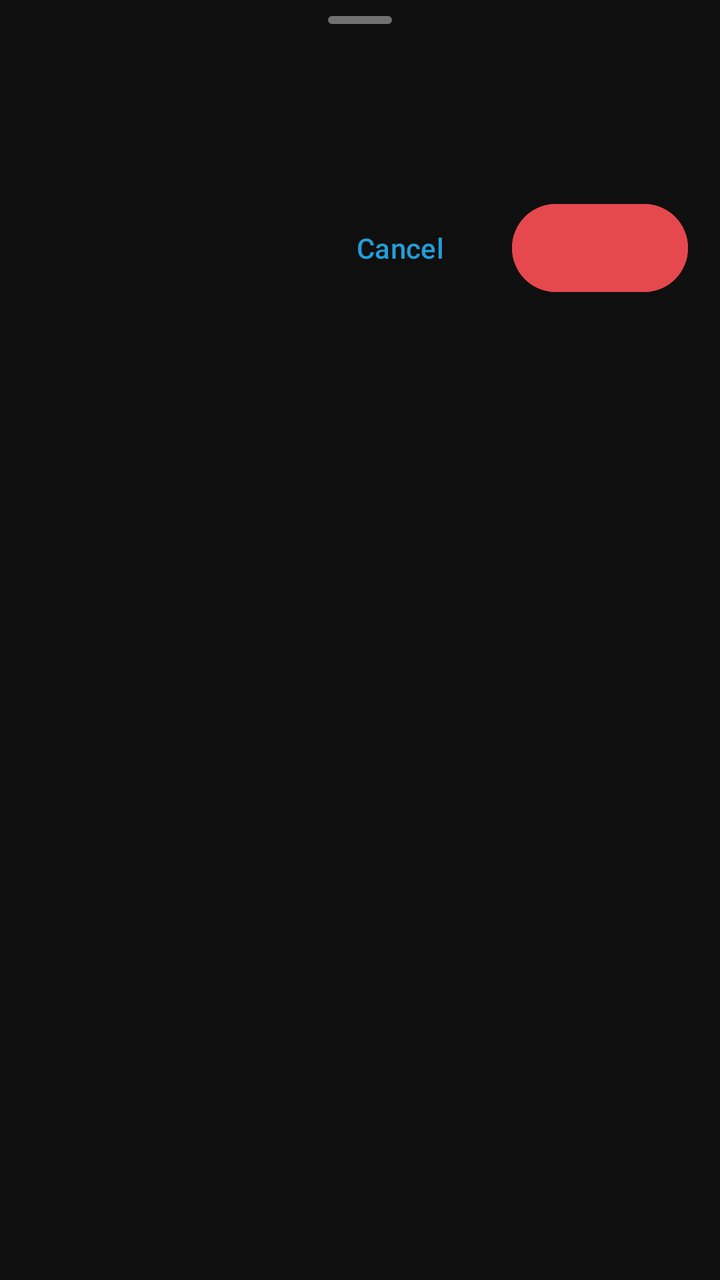
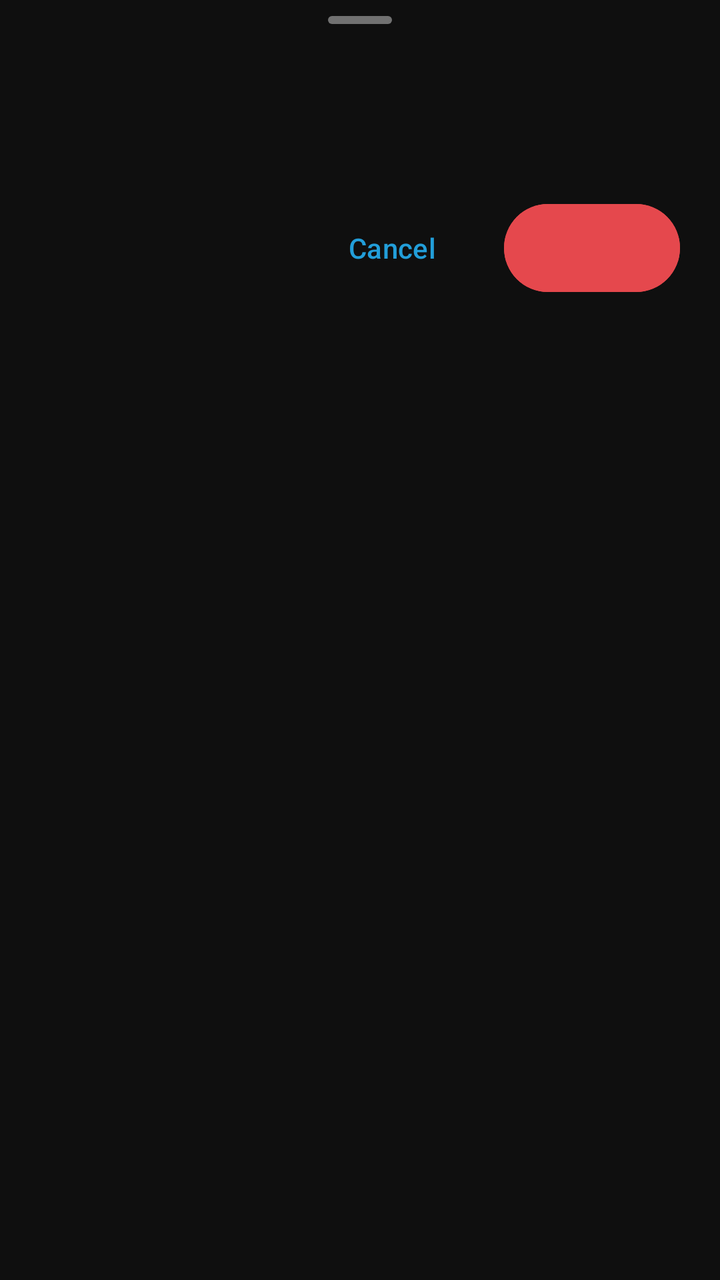

Compare the two renders of this Android layout. The source of the first and the diff that turns it into the second are given below.
<!-- AndroidManifest.xml: application theme Theme.NobiStream -->
<!-- res/layout/layout_bottom_sheet_confirm.xml -->
<?xml version="1.0" encoding="utf-8"?>
<LinearLayout xmlns:android="http://schemas.android.com/apk/res/android"
    android:layout_width="match_parent"
    android:layout_height="wrap_content"
    android:orientation="vertical"
    android:paddingBottom="@dimen/spacing_24">

    <View
        android:layout_width="@dimen/bottom_sheet_handle_width"
        android:layout_height="@dimen/bottom_sheet_handle_height"
        android:layout_gravity="center_horizontal"
        android:layout_marginTop="@dimen/spacing_8"
        android:background="@drawable/bg_handle" />

    <TextView
        android:id="@+id/confirmTitle"
        style="@style/Text.NobiStream.Title"
        android:layout_width="match_parent"
        android:layout_height="wrap_content"
        android:paddingStart="@dimen/spacing_16"
        android:paddingTop="@dimen/spacing_16"
        android:paddingEnd="@dimen/spacing_16" />

    <TextView
        android:id="@+id/confirmBody"
        style="@style/Text.NobiStream.BodySecondary"
        android:layout_width="match_parent"
        android:layout_height="wrap_content"
        android:paddingStart="@dimen/spacing_16"
        android:paddingTop="@dimen/spacing_8"
        android:paddingEnd="@dimen/spacing_16" />

    <LinearLayout
        android:layout_width="match_parent"
        android:layout_height="wrap_content"
        android:layout_marginTop="@dimen/spacing_16"
        android:gravity="end"
        android:orientation="horizontal"
        android:paddingStart="@dimen/spacing_16"
        android:paddingEnd="@dimen/spacing_16">

        <com.google.android.material.button.MaterialButton
            android:id="@+id/confirmCancelButton"
            style="@style/Widget.NobiStream.Button.Text"
            android:layout_width="wrap_content"
            android:layout_height="wrap_content"
            android:text="@string/home_cancel" />

        <com.google.android.material.button.MaterialButton
            android:id="@+id/confirmButton"
            style="@style/Widget.NobiStream.Button.DangerFilled"
            android:layout_width="wrap_content"
            android:layout_height="wrap_content"
            android:layout_marginStart="@dimen/spacing_12" />
    </LinearLayout>
</LinearLayout>
<!-- resources referenced by this layout -->
<resources>
  <dimen name="bottom_sheet_handle_height">4dp</dimen>
  <dimen name="bottom_sheet_handle_width">32dp</dimen>
  <dimen name="spacing_12">12dp</dimen>
  <dimen name="spacing_16">16dp</dimen>
  <dimen name="spacing_24">24dp</dimen>
  <dimen name="spacing_8">8dp</dimen>
  <!-- drawable bg_handle (drawable) -->
  <?xml version="1.0" encoding="utf-8"?>
  <shape xmlns:android="http://schemas.android.com/apk/res/android"
      android:shape="rectangle">
      <solid android:color="@color/outline" />
      <corners android:radius="@dimen/corner_full" />
  </shape>
  <string name="home_cancel">Cancel</string>
  <style name="Text.NobiStream.BodySecondary" parent="TextAppearance.Material3.BodyMedium">
          <item name="android:textSize">@dimen/text_body</item>
          <item name="android:textColor">@color/text_secondary</item>
      </style>
  <style name="Text.NobiStream.Title" parent="TextAppearance.Material3.TitleLarge">
          <item name="android:textSize">@dimen/text_title</item>
          <item name="android:textColor">@color/text_primary</item>
      </style>
  <style name="Widget.NobiStream.Button.DangerFilled" parent="Widget.Material3.Button">
          <item name="android:minHeight">@dimen/button_height</item>
          <item name="android:backgroundTint">@color/error</item>
          <item name="android:textColor">@color/on_error</item>
          <item name="cornerRadius">@dimen/corner_full</item>
      </style>
  <style name="Widget.NobiStream.Button.Text" parent="Widget.Material3.Button.TextButton">
          <item name="android:minHeight">@dimen/button_height_small</item>
          <item name="android:textColor">@color/primary</item>
      </style>
  <color name="outline">#717171</color>
  <dimen name="corner_full">999dp</dimen>
  <dimen name="text_body">14sp</dimen>
  <color name="text_secondary">#AAAAAA</color>
  <dimen name="text_title">20sp</dimen>
  <color name="text_primary">#F1F1F1</color>
  <dimen name="button_height">52dp</dimen>
  <color name="error">#E5484D</color>
  <color name="on_error">#FFFFFF</color>
  <dimen name="button_height_small">48dp</dimen>
  <color name="primary">#229ED9</color>
  <color name="primary_dark">#1B7FB8</color>
  <color name="background">#0F0F0F</color>
  <color name="surface">#212121</color>
  <color name="surface_variant">#272727</color>
  <color name="on_surface_variant">#C7C7C7</color>
  <style name="Theme.NobiStream.BottomSheetDialog" parent="ThemeOverlay.Material3.BottomSheetDialog">
          <item name="bottomSheetStyle">@style/Widget.NobiStream.BottomSheet</item>
      </style>
  <style name="Theme.NobiStream.ActivityTransitions" parent="@android:style/Animation.Activity">
          <item name="android:activityOpenEnterAnimation">@anim/slide_in_right</item>
          <item name="android:activityOpenExitAnimation">@anim/slide_out_left</item>
          <item name="android:activityCloseEnterAnimation">@anim/slide_in_left</item>
          <item name="android:activityCloseExitAnimation">@anim/slide_out_right</item>
      </style>
  <style name="Shape.NobiStream.Dialog" parent="ShapeAppearance.Material3.MediumComponent">
          <item name="cornerFamily">rounded</item>
          <item name="cornerSize">@dimen/corner_dialog</item>
      </style>
  <style name="Widget.NobiStream.BottomSheet" parent="Widget.Material3.BottomSheet">
          <item name="backgroundTint">@color/surface</item>
          <item name="shapeAppearance">@style/Shape.NobiStream.BottomSheet</item>
      </style>
  <dimen name="corner_dialog">28dp</dimen>
  <style name="Shape.NobiStream.BottomSheet" parent="ShapeAppearance.Material3.LargeComponent">
          <item name="cornerFamily">rounded</item>
          <item name="cornerSizeTopLeft">@dimen/corner_sheet</item>
          <item name="cornerSizeTopRight">@dimen/corner_sheet</item>
          <item name="cornerSizeBottomLeft">0dp</item>
          <item name="cornerSizeBottomRight">0dp</item>
      </style>
  <dimen name="corner_sheet">28dp</dimen>
  <!-- unchanged entries left out for length: 2 -->
</resources>

<!-- the commit's change to res/layout/layout_bottom_sheet_confirm.xml (unified diff, before → after) -->
@@ -17,18 +17,18 @@
         style="@style/Text.NobiStream.Title"
         android:layout_width="match_parent"
         android:layout_height="wrap_content"
-        android:paddingStart="@dimen/spacing_16"
+        android:paddingStart="@dimen/spacing_20"
         android:paddingTop="@dimen/spacing_16"
-        android:paddingEnd="@dimen/spacing_16" />
+        android:paddingEnd="@dimen/spacing_20" />
 
     <TextView
         android:id="@+id/confirmBody"
         style="@style/Text.NobiStream.BodySecondary"
         android:layout_width="match_parent"
         android:layout_height="wrap_content"
-        android:paddingStart="@dimen/spacing_16"
+        android:paddingStart="@dimen/spacing_20"
         android:paddingTop="@dimen/spacing_8"
-        android:paddingEnd="@dimen/spacing_16" />
+        android:paddingEnd="@dimen/spacing_20" />
 
     <LinearLayout
         android:layout_width="match_parent"
@@ -36,8 +36,8 @@
         android:layout_marginTop="@dimen/spacing_16"
         android:gravity="end"
         android:orientation="horizontal"
-        android:paddingStart="@dimen/spacing_16"
-        android:paddingEnd="@dimen/spacing_16">
+        android:paddingStart="@dimen/spacing_20"
+        android:paddingEnd="@dimen/spacing_20">
 
         <com.google.android.material.button.MaterialButton
             android:id="@+id/confirmCancelButton"
<!-- resource entries referenced after the edit -->
@@ -4,6 +4,7 @@
   <dimen name="bottom_sheet_handle_width">32dp</dimen>
   <dimen name="spacing_12">12dp</dimen>
   <dimen name="spacing_16">16dp</dimen>
+  <dimen name="spacing_20">20dp</dimen>
   <dimen name="spacing_24">24dp</dimen>
   <dimen name="spacing_8">8dp</dimen>
   <!-- drawable bg_handle (drawable) -->
